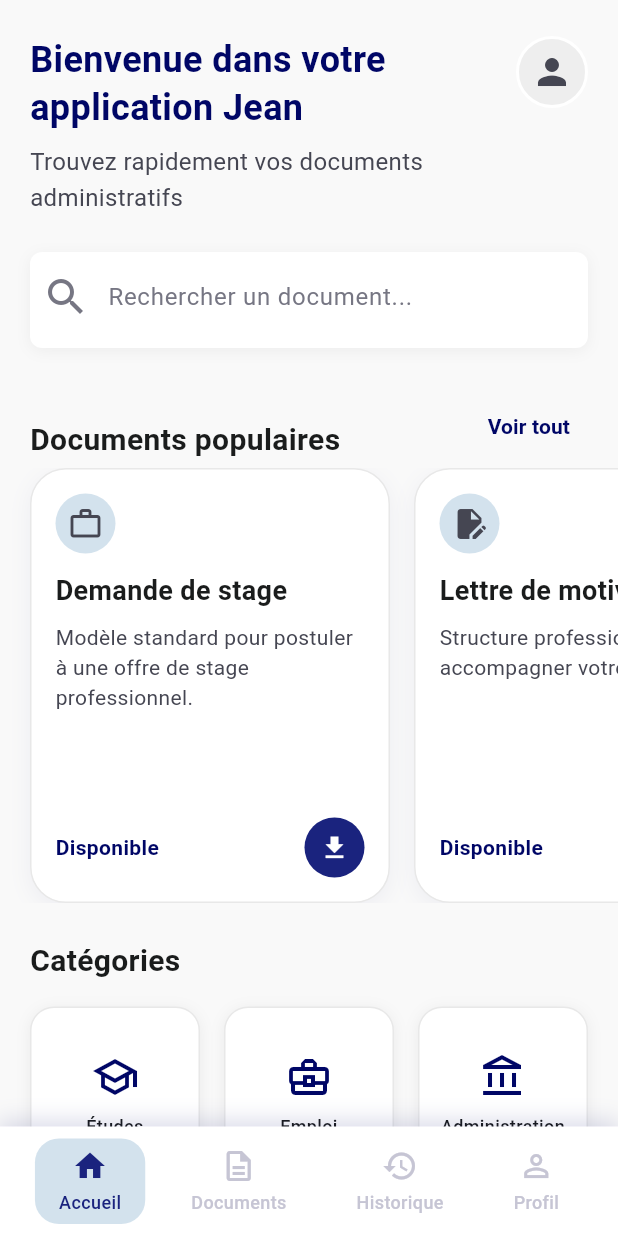
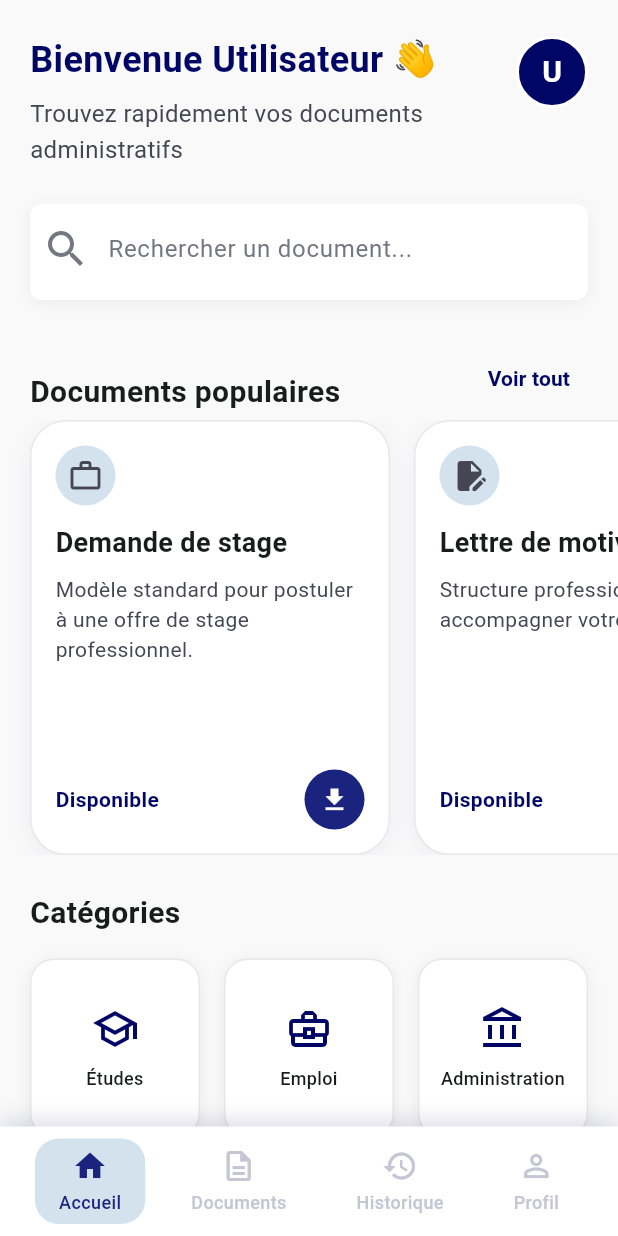
Before and after one commit to NMVG-pixel/MyApp, a Flutter app: the screen it shows once a user with an empty profile is signed in, on a phone screen of 412 x 824 dp. Run offline on Flutter 3.47's test engine with Material 3 defaults, Android fonts, the light colour scheme and no system bars; our stand-ins replace firebase_auth, firebase_core, pdf, printing, shared_preferences; missing offline and left inert: shared_preferences_web; accounts and stored records are empty.

Commit message:
Connexion Firebase et personnalisation utilisateur

```diff
--- a/lib/views/home_view.dart
+++ b/lib/views/home_view.dart
@@ -1,3 +1,4 @@
+import 'package:firebase_auth/firebase_auth.dart';
 import 'package:flutter/material.dart';
 
 import '../controllers/home_controller.dart';
@@ -16,6 +17,16 @@ class HomeView extends StatelessWidget {
   Widget build(BuildContext context) {
     final HomeController controller = HomeController();
     final List<DocumentCategory> categories = controller.getCategories();
+
+    final User? user = FirebaseAuth.instance.currentUser;
+
+    final String userName =
+        user?.displayName?.trim().isNotEmpty == true
+            ? user!.displayName!.trim()
+            : 'Utilisateur';
+
+    final String firstLetter =
+        userName.isNotEmpty ? userName[0].toUpperCase() : 'U';
 
     return Scaffold(
       backgroundColor: backgroundColor,
@@ -37,16 +48,18 @@ class HomeView extends StatelessWidget {
                           child: Column(
                             crossAxisAlignment: CrossAxisAlignment.start,
                             children: [
-                              const Text(
-                                'Bienvenue dans votre\napplication Jean',
-                                style: TextStyle(
+                              Text(
+                                'Bienvenue $userName 👋',
+                                style: const TextStyle(
                                   color: primaryColor,
                                   fontSize: 24,
                                   fontWeight: FontWeight.w700,
                                   height: 1.33,
                                 ),
                               ),
+
                               const SizedBox(height: 8),
+
                               const Text(
                                 'Trouvez rapidement vos documents administratifs',
                                 style: TextStyle(
@@ -58,22 +71,30 @@ class HomeView extends StatelessWidget {
                             ],
                           ),
                         ),
+
                         const SizedBox(width: 16),
+
+                        // Avatar personnalisé
                         Container(
                           width: 48,
                           height: 48,
                           decoration: BoxDecoration(
                             shape: BoxShape.circle,
-                            color: Colors.grey.shade200,
+                            color: primaryColor,
                             border: Border.all(
                               color: Colors.white,
                               width: 2,
                             ),
                           ),
-                          child: const Icon(
-                            Icons.person,
-                            color: secondaryTextColor,
-                            size: 28,
+                          child: Center(
+                            child: Text(
+                              firstLetter,
+                              style: const TextStyle(
+                                color: Colors.white,
+                                fontSize: 20,
+                                fontWeight: FontWeight.w700,
+                              ),
+                            ),
                           ),
                         ),
                       ],
@@ -145,6 +166,7 @@ class HomeView extends StatelessWidget {
                               fontWeight: FontWeight.w600,
                             ),
                           ),
+
                           TextButton(
                             onPressed: () {
                               // Navigation vers le catalogue à venir.
@@ -161,7 +183,9 @@ class HomeView extends StatelessWidget {
                         ],
                       ),
                     ),
+
                     const SizedBox(height: 4),
+
                     SizedBox(
                       height: 290,
                       child: ListView(
@@ -174,14 +198,18 @@ class HomeView extends StatelessWidget {
                             description:
                                 'Modèle standard pour postuler à une offre de stage professionnel.',
                           ),
+
                           const SizedBox(width: 16),
+
                           _buildPopularDocumentCard(
                             icon: Icons.edit_document,
                             title: 'Lettre de motivation',
                             description:
                                 'Structure professionnelle pour accompagner votre CV.',
                           ),
+
                           const SizedBox(width: 16),
+
                           _buildPopularDocumentCard(
                             icon: Icons.badge_outlined,
                             title: 'Demande d’emploi',
@@ -213,7 +241,9 @@ class HomeView extends StatelessWidget {
                         fontWeight: FontWeight.w600,
                       ),
                     ),
+
                     const SizedBox(height: 16),
+
                     GridView.builder(
                       shrinkWrap: true,
                       physics: const NeverScrollableScrollPhysics(),
@@ -278,7 +308,9 @@ class HomeView extends StatelessWidget {
               color: secondaryTextColor,
             ),
           ),
+
           const SizedBox(height: 12),
+
           Text(
             title,
             maxLines: 1,
@@ -289,7 +321,9 @@ class HomeView extends StatelessWidget {
               color: textColor,
             ),
           ),
+
           const SizedBox(height: 8),
+
           Expanded(
             child: Text(
               description,
@@ -302,7 +336,9 @@ class HomeView extends StatelessWidget {
               ),
             ),
           ),
+
           const SizedBox(height: 12),
+
           Row(
             mainAxisAlignment: MainAxisAlignment.spaceBetween,
             children: [
@@ -314,6 +350,7 @@ class HomeView extends StatelessWidget {
                   fontWeight: FontWeight.w600,
                 ),
               ),
+
               Container(
                 width: 40,
                 height: 40,
@@ -365,7 +402,9 @@ class HomeView extends StatelessWidget {
                 color: primaryColor,
                 size: 32,
               ),
+
               const SizedBox(height: 8),
+
               Text(
                 category.title,
                 textAlign: TextAlign.center,
```
